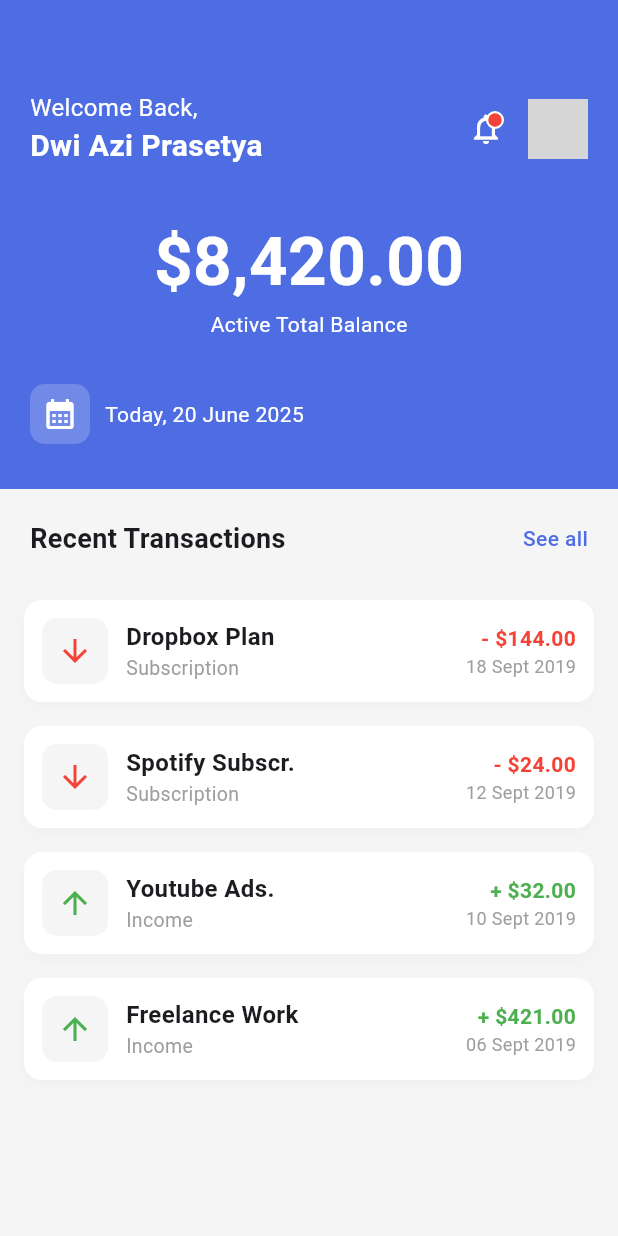
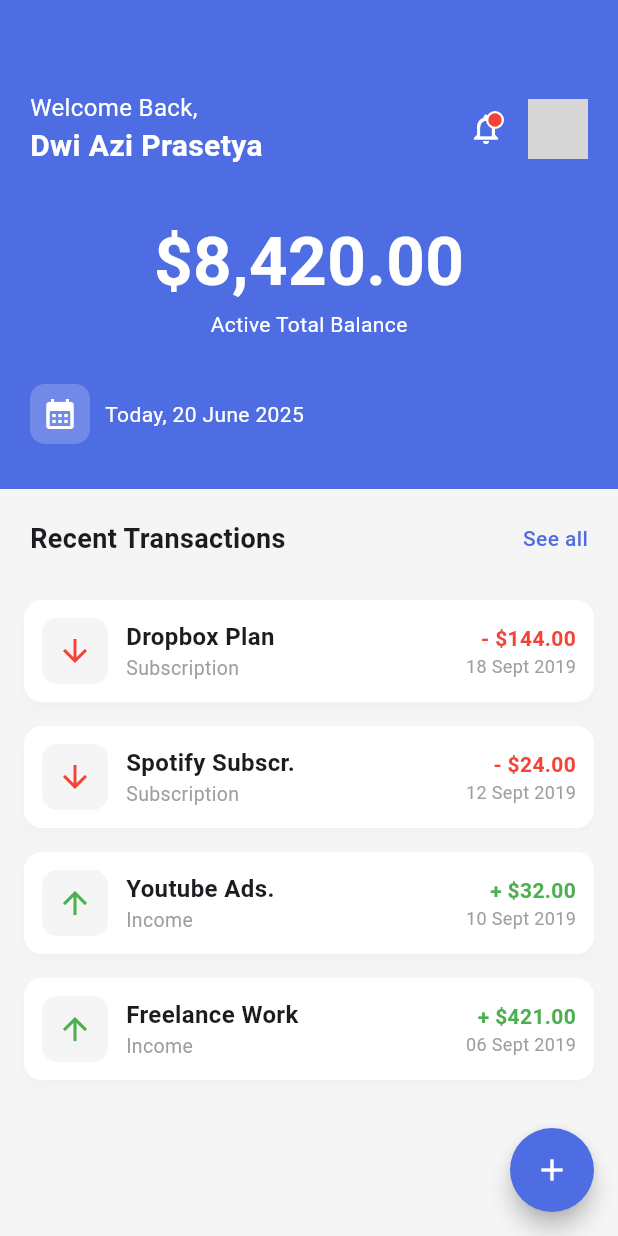
Before and after one commit to dwiaziprasetya/Quanta, a Flutter app: the screen it shows after launch, on a phone screen of 412 x 824 dp. Run offline on Flutter 3.47's test engine with Material 3 defaults, Android fonts, the phone set to English and light mode, and no system bars; network calls fail; grey boxes are pictures that could not be loaded.

Commit message:
add: Add floating action button in home screen

```diff
--- a/lib/presentation/screens/home/home_screen.dart
+++ b/lib/presentation/screens/home/home_screen.dart
@@ -10,6 +10,12 @@ class HomeScreen extends StatelessWidget {
     return AnnotatedRegion(
       value: SystemUiOverlayStyle.light,
       child: Scaffold(
+        floatingActionButton: FloatingActionButton(
+          onPressed: () {},
+          shape: CircleBorder(),
+          backgroundColor: QuantaColors.blue.color,
+          child: Icon(Icons.add, color: Colors.white),
+        ),
         backgroundColor: Colors.grey[100],
         body: Column(
           children: [
```
